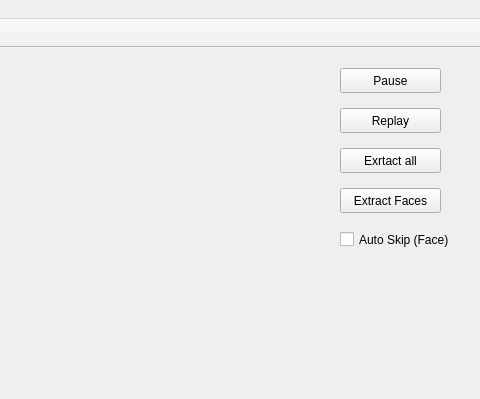
RedocDracula/Emotional_Analysis_QT, file mainwindow.ui: the form before one commit; both pictures show x 320 to 800 and y 0 to 399 of the 800 by 600 pixel window.
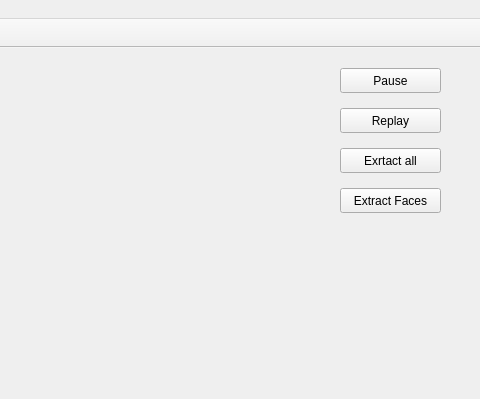
The form after the commit. Custom widgets are drawn as their Qt base class.

Commit message: To implemet ML

The edit to the form file:
```diff
--- a/mainwindow.ui
+++ b/mainwindow.ui
@@ -337,19 +337,6 @@
      <string>Extract Faces</string>
     </property>
    </widget>
-   <widget class="QCheckBox" name="skipTickBox">
-    <property name="geometry">
-     <rect>
-      <x>660</x>
-      <y>180</y>
-      <width>131</width>
-      <height>23</height>
-     </rect>
-    </property>
-    <property name="text">
-     <string>Auto Skip (Face)</string>
-    </property>
-   </widget>
    <zorder>layoutWidget</zorder>
    <zorder>semanticBox</zorder>
    <zorder>ageBox</zorder>
```
Left out of the diff: 1 changed line with no effect on the pictures. The commit also changes 2 other files.
